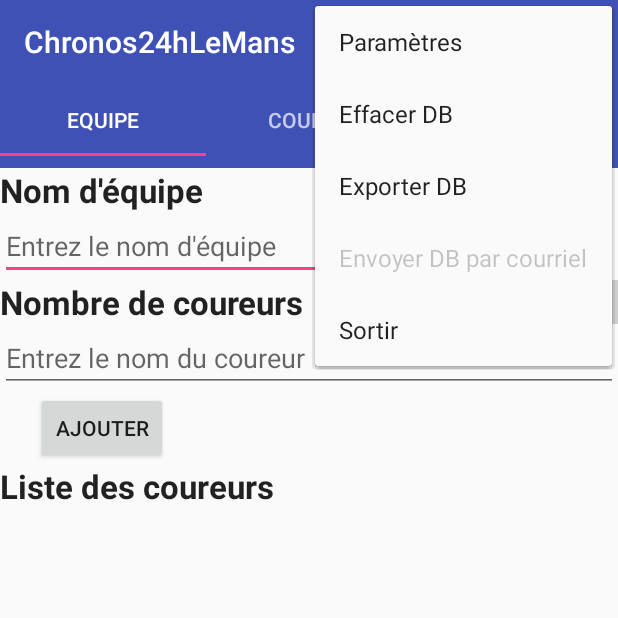
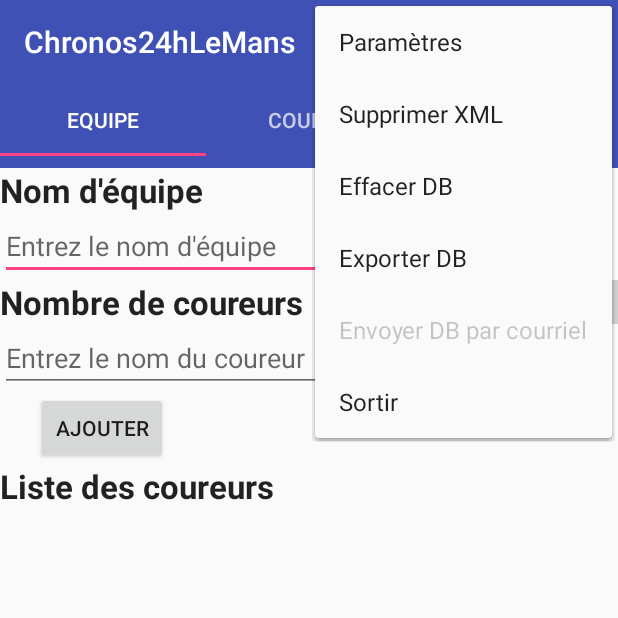
Before and after one commit to pascalheude/24h-du-Mans, an Android app: the screen it shows after launch (Chronos24hLeMansActivity), with the options menu open, on a phone screen of 412 x 824 dp, the top half of it. Run offline under Robolectric (Android 15) with nearby library versions, the phone set to English and light mode, and no system bars.

```diff
--- a/app/build.gradle
+++ b/app/build.gradle
@@ -8,7 +8,7 @@ android {
         minSdkVersion 19
         targetSdkVersion 23
         versionCode 1
-        versionName '2.0.6'
+        versionName '2.0.7'
         archivesBaseName = "AIT-Chronos24hLeMans-$versionName"
     }
     buildTypes {
--- a/app/src/main/res/menu/items.xml
+++ b/app/src/main/res/menu/items.xml
@@ -5,6 +5,11 @@
         android:id="@+id/parametres"
         android:checkable="false"
         android:title="Paramètres"
+        app:showAsAction="never" />
+    <item
+        android:id="@+id/supprimer"
+        android:checkable="false"
+        android:title="Supprimer XML"
         app:showAsAction="never" />
     <item
         android:id="@+id/effacer"
--- a/app/src/main/res/values/strings.xml
+++ b/app/src/main/res/values/strings.xml
@@ -1,6 +1,6 @@
 <resources>
     <string name="app_name">Chronos24hLeMans</string>
-    <string name="version">2.0.6</string>
+    <string name="version">2.0.7</string>
     <string name="nom">Nom d\'équipe</string>
     <string name="courriel">courses@roulezrose.com</string>
     <!-- Equipe -->
```
Also changed, not shown: app/src/main/java/com/assistanceinformatiquetoulouse/chronos24hlemans/Chronos24hLeMansActivity.java (+26 -1 lines).
